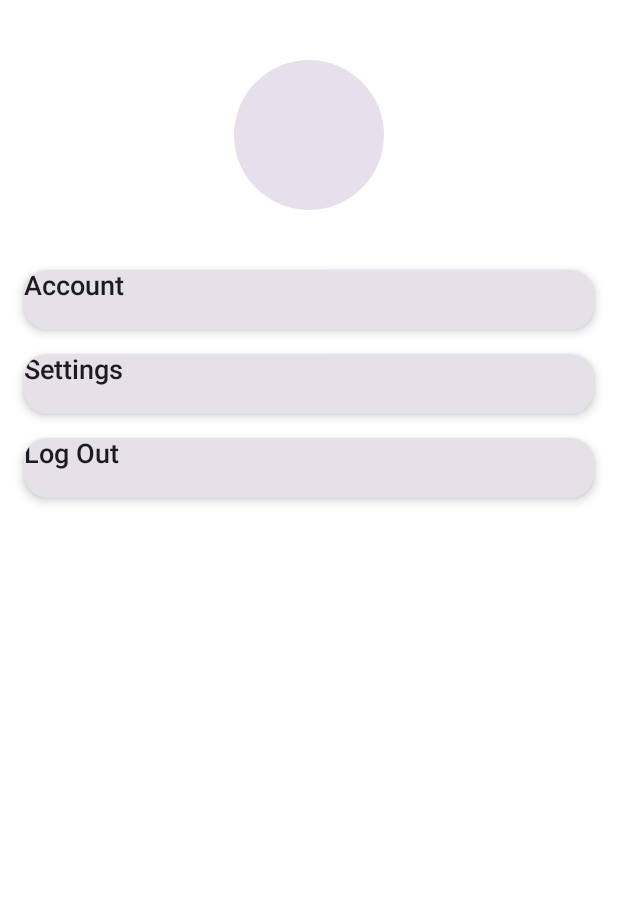
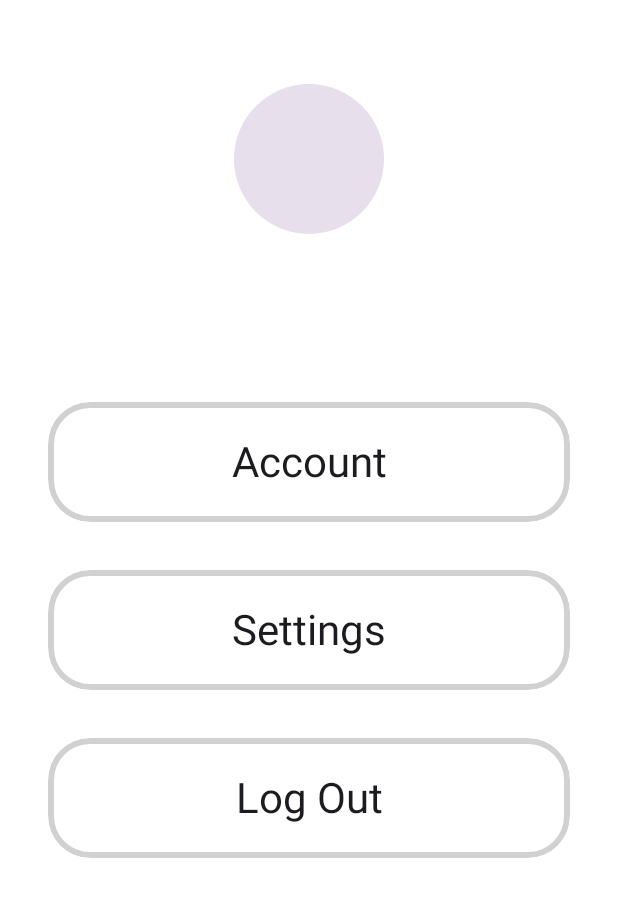
Before and after one commit to KonarAndriiana/kmm, an Android app built with Jetpack Compose: the ProfileMenuScreen screen opened through its navigation route, on a phone screen of 412 x 824 dp. Shown: the top 897 px of the screen. Run offline under Robolectric (Android 15) with nearby library versions, the phone set to English and light mode, and no system bars; our stand-ins replace Firebase (no records; nobody signed in at launch, a user with empty details on screens opened directly); libraries missing offline, so code that uses them is left out: dev.gitlive.firebase; pictures from the network do not load; 5 statements that could not run were skipped.

Commit message:
add styles to profile section, add styles acc details

```diff
--- a/androidApp/src/main/java/com/example/kmm/android/ui/AccountDetailsScreen.kt
+++ b/androidApp/src/main/java/com/example/kmm/android/ui/AccountDetailsScreen.kt
@@ -53,7 +53,8 @@ fun AccountDetailsScreen(
         modifier = Modifier
             .fillMaxSize()
             .background(Color.White)
-            .padding(16.dp)
+            .padding(32.dp),
+        horizontalAlignment = Alignment.CenterHorizontally
     ) {
 
         Spacer(Modifier.height(24.dp))
--- a/androidApp/src/main/java/com/example/kmm/android/ui/ProfileMenuScreen.kt
+++ b/androidApp/src/main/java/com/example/kmm/android/ui/ProfileMenuScreen.kt
@@ -2,14 +2,13 @@ package com.example.kmm.android.ui
 
 import androidx.compose.foundation.Image
 import androidx.compose.foundation.background
+import androidx.compose.foundation.border
 import androidx.compose.foundation.clickable
 import androidx.compose.foundation.layout.*
 import androidx.compose.foundation.shape.CircleShape
 import androidx.compose.foundation.shape.RoundedCornerShape
 import androidx.compose.material.icons.Icons
 import androidx.compose.material.icons.filled.Image
-import androidx.compose.material3.Card
-import androidx.compose.material3.CardDefaults
 import androidx.compose.material3.Icon
 import androidx.compose.material3.MaterialTheme
 import androidx.compose.material3.Text
@@ -20,7 +19,6 @@ import androidx.compose.ui.draw.clip
 import androidx.compose.ui.graphics.Color
 import androidx.compose.ui.layout.ContentScale
 import androidx.compose.ui.platform.LocalContext
-import androidx.compose.ui.text.font.FontWeight
 import androidx.compose.ui.unit.dp
 import androidx.compose.ui.unit.sp
 import androidx.lifecycle.viewmodel.compose.viewModel
@@ -45,7 +43,7 @@ fun ProfileMenuScreen(
         modifier = Modifier
             .fillMaxSize()
             .background(Color.White)
-            .padding(16.dp),
+            .padding(32.dp),
         horizontalAlignment = Alignment.CenterHorizontally
     ) {
         Spacer(Modifier.height(24.dp))
@@ -70,7 +68,8 @@ fun ProfileMenuScreen(
             }
         }
 
-        Spacer(Modifier.height(32.dp))
+        Spacer(Modifier.height(96.dp))
+
 
         // menu
         data class MenuItem(val label: String, val onClick: () -> Unit)
@@ -85,18 +84,25 @@ fun ProfileMenuScreen(
         )
 
         items.forEach { item ->
-            Card(
+            Box(
                 modifier = Modifier
                     .fillMaxWidth()
-                    .height(56.dp)
-                    .padding(vertical = 8.dp)
+                    .height(112.dp)
+                    .padding(vertical = 16.dp)
+                    .clip(RoundedCornerShape(28.dp))
+                    .border(
+                        width = 4.dp,
+                        color = MaterialTheme.colorScheme.onSurface.copy(alpha = 0.2f),
+                        shape = RoundedCornerShape(28.dp)
+                    )
                     .clickable(onClick = item.onClick),
-                shape = RoundedCornerShape(16.dp),
-                elevation = CardDefaults.cardElevation(defaultElevation = 4.dp)
+                contentAlignment = Alignment.Center
             ) {
-                Box(contentAlignment = Alignment.Center) {
-                    Text(item.label, fontSize = 18.sp, fontWeight = FontWeight.Medium)
-                }
+                Text(
+                    text = item.label,
+                    fontSize = 28.sp,
+                    color = MaterialTheme.colorScheme.onSurface
+                )
             }
         }
     }
```
